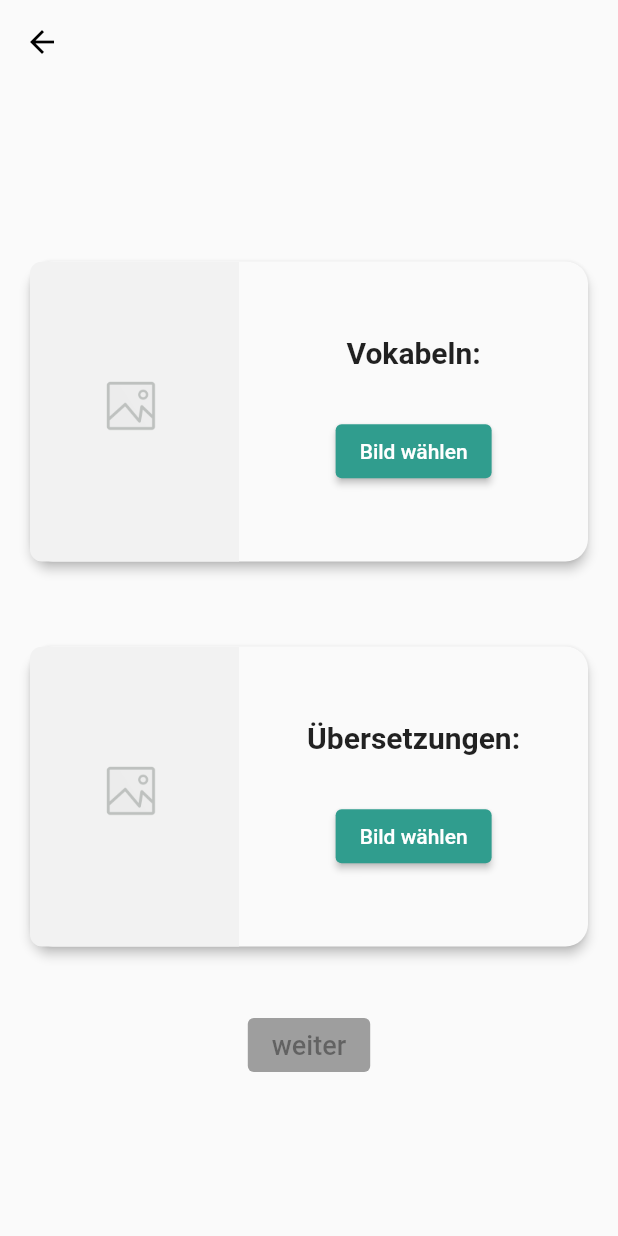
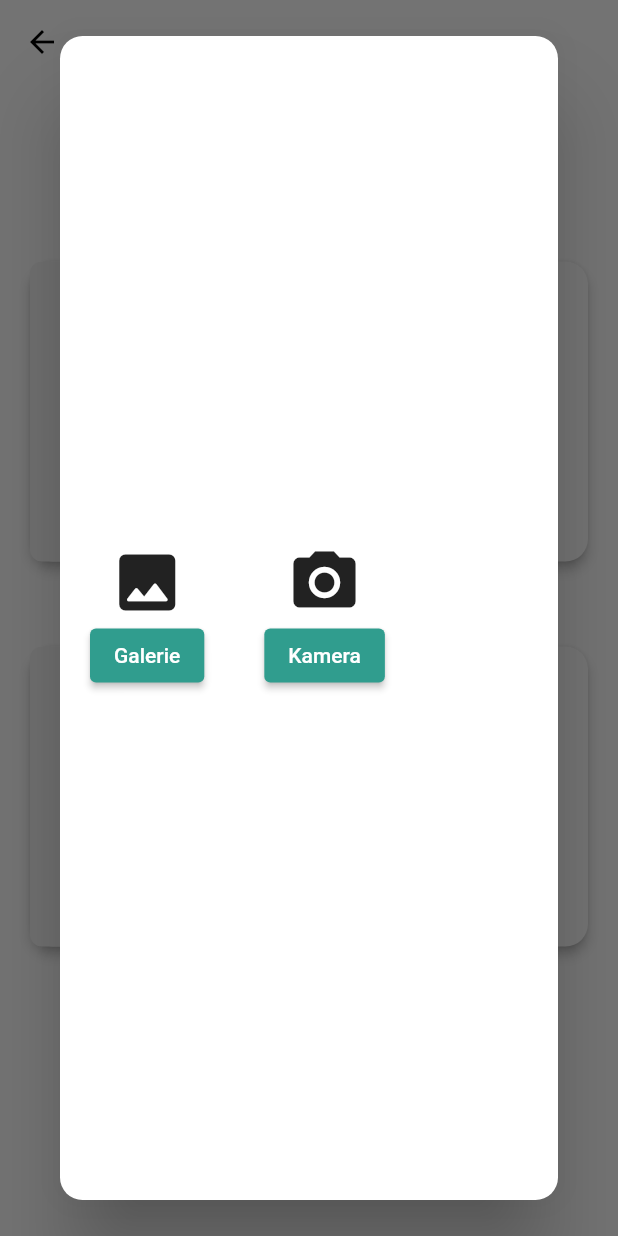
Before and after one commit to marrommel/ScanQ, a Flutter app: the ActivityImageSelect screen opened directly, after a tap on "Bild wählen", on a phone screen of 412 x 824 dp. Run offline on Flutter 3.47's test engine with Material 3 defaults, Android fonts, the light colour scheme and no system bars; our stand-ins replace auto_size_text, device_info_plus, drift, dropdown_button2, flutter_modular, flutter_svg and 5 more; missing offline and left inert: document_scanner_flutter, flag, google_mlkit_text_recognition; accounts and stored records are empty; generated files the repository leaves out were written again.

Commit message:
ios compatibility changes

```diff
--- a/lib/ocr/ui/activity_image_select.dart
+++ b/lib/ocr/ui/activity_image_select.dart
@@ -1,8 +1,10 @@
 import 'dart:io';
-import 'dart:typed_data';
 
-import 'package:cunning_document_scanner/cunning_document_scanner.dart';
+import 'package:document_scanner_flutter/configs/configs.dart';
+import 'package:document_scanner_flutter/document_scanner_flutter.dart';
 import 'package:flutter/material.dart';
+import 'package:flutter/services.dart';
+import 'package:permission_handler/permission_handler.dart';
 
 import '../../common/transparent_app_bar.dart';
 import '../../common/vocabulary_type.dart';
@@ -43,12 +45,14 @@ class _ActivityImageSelectState extends State<ActivityImageSelect> {
     super.initState();
 
     // load the placeholder image once at the beginning
-    placeholderImage = Image.asset("assets/image/placeholder.png", fit: BoxFit.cover, height: 200);
+    placeholderImage = Image.asset("assets/image/placeholder.png",
+        fit: BoxFit.cover, height: 200);
   }
 
   @override
   Widget build(BuildContext context) {
-    bool allImagesProvided = (_translationImageBytes == null) || (_vocabImageBytes == null);
+    bool allImagesProvided =
+        (_translationImageBytes == null) || (_vocabImageBytes == null);
 
     return Scaffold(
       appBar: TransparentAppBar(),
@@ -101,11 +105,13 @@ class _ActivityImageSelectState extends State<ActivityImageSelect> {
                   if (imageBytes != null) {
                     _callBoundingBoxActivity(imageBytes, target);
                   } else {
-                    _pickImage(target: target);
+                    _imageSourceDialog(target);
                   }
                 },
                 child: ClipRRect(
-                    borderRadius: const BorderRadius.only(topLeft: Radius.circular(8), bottomLeft: Radius.circular(8)),
+                    borderRadius: const BorderRadius.only(
+                        topLeft: Radius.circular(8),
+                        bottomLeft: Radius.circular(8)),
                     child: loadCorrectImage(target)
                     //createImageWidget(language == ScanLanguages.german ? _translationUpdatedImage ?? imageBytes : _vocabUpdatedImage ?? imageBytes,),
                     ),
@@ -122,11 +128,16 @@ class _ActivityImageSelectState extends State<ActivityImageSelect> {
                           Text(
                             heading,
                             textAlign: TextAlign.center,
-                            style: TextStyle(fontSize: 20, fontWeight: FontWeight.bold),
+                            style: TextStyle(
+                                fontSize: 20, fontWeight: FontWeight.bold),
                           ),
                           SizedBox(height: 30),
-                          Row(mainAxisAlignment: MainAxisAlignment.spaceEvenly, children: [
-                            ElevatedButton(onPressed: () => _pickImage(target: target), child: Text("Bild wählen")),
+                          Row(
+                              mainAxisAlignment: MainAxisAlignment.spaceEvenly,
+                              children: [
+                                ElevatedButton(
+                                    onPressed: () => _imageSourceDialog(target),
+                                    child: Text("Bild wählen")),
                               ]),
                         ]))),
           ]),
@@ -152,14 +163,84 @@ class _ActivityImageSelectState extends State<ActivityImageSelect> {
     return Image.memory(imageBytes, fit: BoxFit.cover, height: 200);
   }
 
-  Future<void> _pickImage({required ImageTarget target}) async {
+  void _imageSourceDialog(ImageTarget target) {
+    showDialog(
+        context: context,
+        barrierDismissible: true,
+        useSafeArea: true,
+        builder: (BuildContext context) {
+          return Dialog(
+            shape:
+                RoundedRectangleBorder(borderRadius: BorderRadius.circular(15)),
+            backgroundColor: Colors.white,
+            child: Padding(
+              padding: EdgeInsets.all(20),
+              child: Row(
+                children: [
+                  Column(
+                    mainAxisAlignment: MainAxisAlignment.center,
+                    children: [
+                      Icon(Icons.image_rounded, size: 50),
+                      ElevatedButton(
+                          onPressed: () => _pickCamera(target),
+                          child: Text("Galerie")),
+                    ],
+                  ),
+                  SizedBox(width: 40),
+                  Column(
+                    mainAxisAlignment: MainAxisAlignment.center,
+                    children: [
+                      Icon(Icons.camera_alt, size: 50),
+                      ElevatedButton(
+                          onPressed: () => _pickGallery(target),
+                          child: Text("Kamera")),
+                    ],
+                  ),
+                ],
+              ),
+            ),
+          );
+        });
+  }
+
+  Future<void> _pickGallery(ImageTarget target) async {
+    // request the required permission
+    requestGalleryPermission();
+
+    File? image;
+    try {
+      image = await DocumentScannerFlutter.launch(context,
+          source: ScannerFileSource.GALLERY);
+    } on PlatformException {
+      // 'Failed to get document path or operation cancelled!';
+    }
+
+    if (image != null) _processImage(target, image.path);
+  }
+
+  Future<void> _pickCamera(ImageTarget target) async {
+    // request the required permission
+    requestCameraPermission();
+
+    File? image;
+    try {
+      image = await DocumentScannerFlutter.launch(context,
+          source: ScannerFileSource.CAMERA);
+      // `scannedDoc` will be the image file scanned from scanner
+    } on PlatformException {
+      // 'Failed to get document path or operation cancelled!';
+    }
+
+    if (image != null) _processImage(target, image.path);
+  }
+
+  Future<void> _processImage(ImageTarget target, String imagePath) async {
     // load the image using the cunning document scanner
-    final imagePath = await CunningDocumentScanner.getPictures(noOfPages: 1, isGalleryImportAllowed: true);
+    //final imagePath = await CunningDocumentScanner.getPictures(
+    //  noOfPages: 1, isGalleryImportAllowed: true);
 
-    // check if an image has been loaded correctly
-    if (imagePath != null) {
     // initialise the OCR engine for the selected image
-      final OcrEngine ocrEngine = OcrEngine(imagePath: imagePath.first);
+    final OcrEngine ocrEngine = OcrEngine(imagePath: imagePath);
 
     // reset the according state variables of a new image has been loaded
     resetState(target);
@@ -167,7 +248,7 @@ class _ActivityImageSelectState extends State<ActivityImageSelect> {
     // check if a vocabulary image is provided
     if (target == ImageTarget.vocabulary) {
       // update the vocabulary image view once the image is loaded
-        _vocabImageBytes = await File(imagePath.first).readAsBytes();
+      _vocabImageBytes = await File(imagePath).readAsBytes();
 
       // call the OCR Engine to extract vocabulary form the image
       _rawVocabs = await ocrEngine.extractWords();
@@ -178,7 +259,7 @@ class _ActivityImageSelectState extends State<ActivityImageSelect> {
     } else if (target == ImageTarget.translation) {
       // if no vocabulary image has been provided, assume it is a translation image
       // update the translations image view once the image is loaded
-        _translationImageBytes = await File(imagePath.first).readAsBytes();
+      _translationImageBytes = await File(imagePath).readAsBytes();
 
       // call the OCR Engine to extract translation form the image
       _rawTranslations = await ocrEngine.extractWords();
@@ -193,9 +274,9 @@ class _ActivityImageSelectState extends State<ActivityImageSelect> {
     // refresh the ui
     setState(() => {});
   }
-  }
 
-  Future<void> _callBoundingBoxActivity(Uint8List imageBytes, ImageTarget target) async {
+  Future<void> _callBoundingBoxActivity(
+      Uint8List imageBytes, ImageTarget target) async {
     List<RecognizedWord> scanRes;
     Set<int> removedWords;
 
@@ -251,28 +332,34 @@ class _ActivityImageSelectState extends State<ActivityImageSelect> {
       _rawTranslations = OcrEngine.mergeWordsIntoLine(_rawTranslations);
 
       if (_rawVocabs.length != _rawTranslations.length) {
-        ScaffoldMessenger.of(context)
-            .showSnackBar(SnackBar(content: Text("Unterschiedliche Anzahl von Vokabeln und Übersetzungen!")));
+        ScaffoldMessenger.of(context).showSnackBar(SnackBar(
+            content: Text(
+                "Unterschiedliche Anzahl von Vokabeln und Übersetzungen!")));
         resetState(ImageTarget.both);
         return;
       }
 
       if (_rawVocabs.isEmpty) {
-        ScaffoldMessenger.of(context).showSnackBar(SnackBar(content: Text("Es konnten keine Wörter im Bild erkannt werden.")));
+        ScaffoldMessenger.of(context).showSnackBar(SnackBar(
+            content: Text("Es konnten keine Wörter im Bild erkannt werden.")));
         resetState(ImageTarget.both);
         return;
       }
 
       List<VocabularyType> recognizedVocabs = [];
       for (int i = 0; i < _rawVocabs.length; i++) {
-        String vocab = OcrEngine.correctRecognizedString(_rawVocabs[i].getText());
-        String translation = OcrEngine.correctRecognizedString(_rawTranslations[i].getText());
+        String vocab =
+            OcrEngine.correctRecognizedString(_rawVocabs[i].getText());
+        String translation =
+            OcrEngine.correctRecognizedString(_rawTranslations[i].getText());
 
-        recognizedVocabs.add(VocabularyType(vocabulary: vocab, translation: translation));
+        recognizedVocabs
+            .add(VocabularyType(vocabulary: vocab, translation: translation));
       }
 
-      Navigator.of(context)
-          .pushReplacement(MaterialPageRoute(builder: (context) => ActivityScanResult(vocabularyData: recognizedVocabs)));
+      Navigator.of(context).pushReplacement(MaterialPageRoute(
+          builder: (context) =>
+              ActivityScanResult(vocabularyData: recognizedVocabs)));
     }
   }
 
@@ -296,4 +383,24 @@ class _ActivityImageSelectState extends State<ActivityImageSelect> {
     // refresh the ui
     setState(() => {});
   }
+
+  Future<void> requestCameraPermission() async {
+    final status = await Permission.camera.request();
+
+    if (status.isDenied) {
+      Navigator.pop(context);
+    } else if (status.isPermanentlyDenied) {
+      openAppSettings();
     }
+  }
+
+  Future<void> requestGalleryPermission() async {
+    final status = await Permission.mediaLibrary.request();
+
+    if (status.isDenied) {
+      Navigator.pop(context);
+    } else if (status.isPermanentlyDenied) {
+      openAppSettings();
+    }
+  }
+}
```
Also changed, not shown: pubspec.yaml (+5 -3 lines), pubspec.lock, 4 other files. Lines whose indentation alone changed are shown as unchanged.
